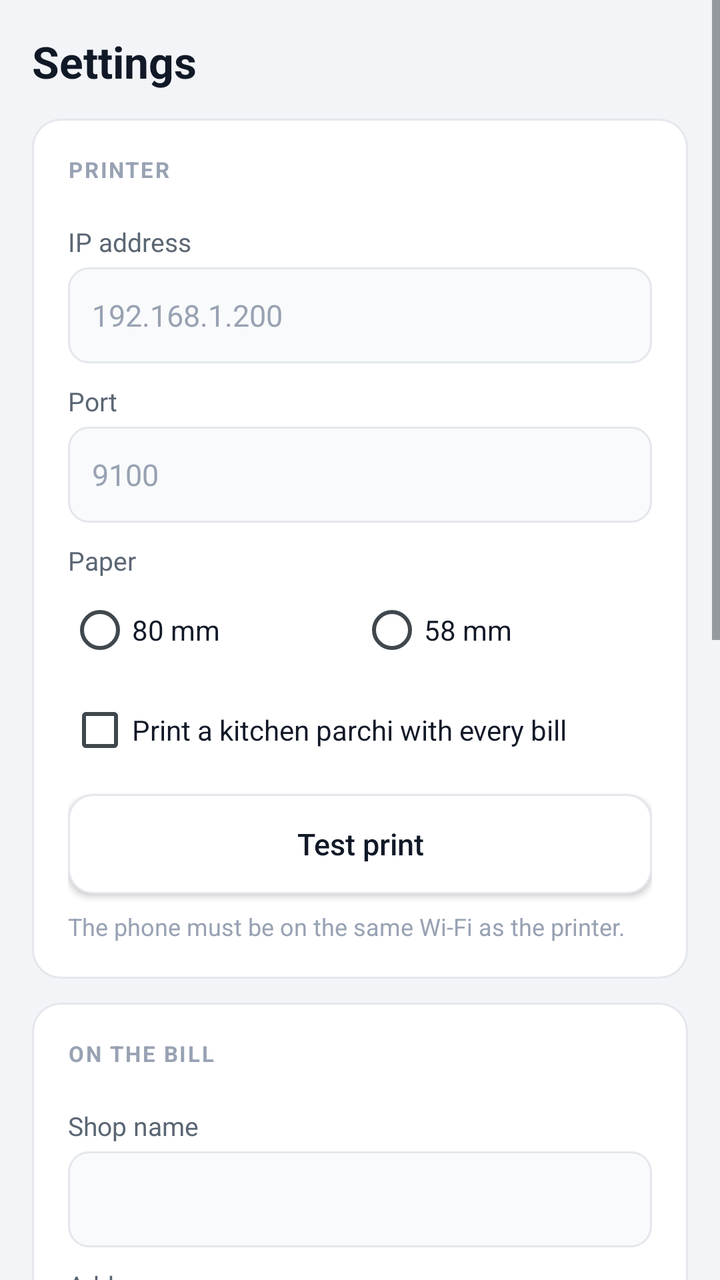
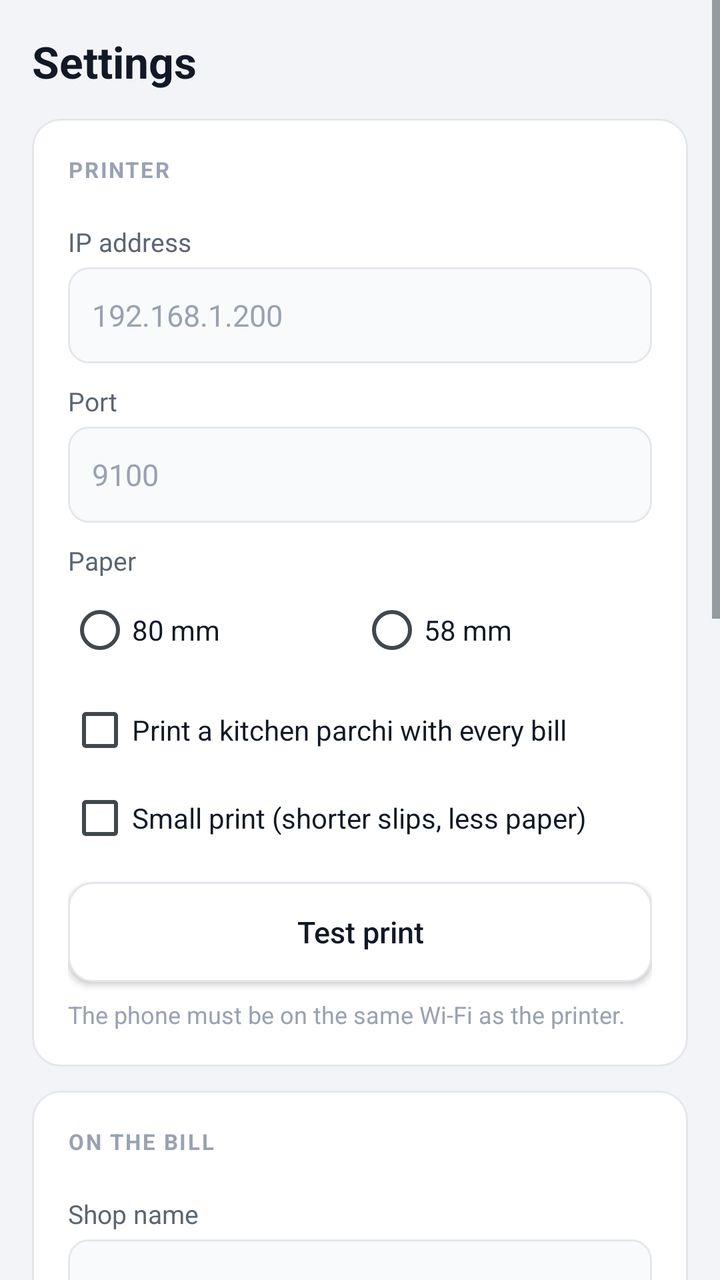

The first picture is an Android layout as it rendered before a commit; the second is the same layout after the commit. The layout source and the unified diff follow.
<!-- AndroidManifest.xml: application theme AppTheme -->
<!-- res/layout/activity_settings.xml -->
<?xml version="1.0" encoding="utf-8"?>
<ScrollView xmlns:android="http://schemas.android.com/apk/res/android"
    android:layout_width="match_parent"
    android:layout_height="match_parent"
    android:background="@color/bg"
    android:fillViewport="true">

    <LinearLayout
        android:layout_width="match_parent"
        android:layout_height="wrap_content"
        android:orientation="vertical"
        android:paddingStart="@dimen/side_padding"
        android:paddingEnd="@dimen/side_padding"
        android:paddingTop="16dp"
        android:paddingBottom="16dp">

        <TextView
            style="@style/PageTitle"
            android:text="@string/title_settings" />

        
        <LinearLayout
            android:layout_width="match_parent"
            android:layout_height="wrap_content"
            android:background="@drawable/card"
            android:orientation="vertical"
            android:padding="18dp">

            <TextView style="@style/SectionLabel" android:text="@string/section_printer" />

            <TextView style="@style/FieldLabel" android:text="@string/label_printer_ip" />

            <EditText
                android:id="@+id/printerIp"
                style="@style/Field"
                android:hint="192.168.1.200"
                android:importantForAutofill="no"
                android:inputType="text" />

            <TextView style="@style/FieldLabel" android:text="@string/label_printer_port" />

            <EditText
                android:id="@+id/printerPort"
                style="@style/Field"
                android:hint="9100"
                android:importantForAutofill="no"
                android:inputType="number" />

            <TextView style="@style/FieldLabel" android:text="@string/label_paper" />

            <RadioGroup
                android:id="@+id/paper"
                android:layout_width="match_parent"
                android:layout_height="wrap_content"
                android:orientation="horizontal">

                <RadioButton
                    android:id="@+id/paper80"
                    android:layout_width="0dp"
                    android:layout_height="44dp"
                    android:layout_weight="1"
                    android:text="@string/paper_80"
                    android:textColor="@color/ink" />

                <RadioButton
                    android:id="@+id/paper58"
                    android:layout_width="0dp"
                    android:layout_height="44dp"
                    android:layout_weight="1"
                    android:text="@string/paper_58"
                    android:textColor="@color/ink" />
            </RadioGroup>

            <CheckBox
                android:id="@+id/printParchi"
                android:layout_width="match_parent"
                android:layout_height="wrap_content"
                android:layout_marginTop="6dp"
                android:minHeight="44dp"
                android:text="@string/label_print_parchi"
                android:textColor="@color/ink"
                android:textSize="14sp" />

            <Button
                android:id="@+id/btnTest"
                android:layout_width="match_parent"
                android:layout_height="50dp"
                android:layout_marginTop="10dp"
                android:background="@drawable/btn_secondary"
                android:text="@string/btn_test"
                android:textAllCaps="false"
                android:textColor="@color/ink"
                android:textSize="15sp" />

            <TextView
                android:layout_width="match_parent"
                android:layout_height="wrap_content"
                android:layout_marginTop="8dp"
                android:text="@string/hint_test"
                android:textColor="@color/ink_faint"
                android:textSize="12sp" />
        </LinearLayout>

        
        <LinearLayout
            android:layout_width="match_parent"
            android:layout_height="wrap_content"
            android:layout_marginTop="12dp"
            android:background="@drawable/card"
            android:orientation="vertical"
            android:padding="18dp">

            <TextView style="@style/SectionLabel" android:text="@string/section_bill" />

            <TextView style="@style/FieldLabel" android:text="@string/label_shop_name" />
            <EditText
                android:id="@+id/shopName"
                style="@style/Field"
                android:importantForAutofill="no"
                android:inputType="textCapWords" />

            <TextView style="@style/FieldLabel" android:text="@string/label_address" />
            <EditText
                android:id="@+id/address"
                style="@style/Field"
                android:importantForAutofill="no"
                android:inputType="textPostalAddress|textCapWords" />

            <TextView style="@style/FieldLabel" android:text="@string/label_phone" />
            <EditText
                android:id="@+id/phone"
                style="@style/Field"
                android:importantForAutofill="no"
                android:inputType="phone" />

            <TextView style="@style/FieldLabel" android:text="@string/label_gstin" />
            <EditText
                android:id="@+id/gstin"
                style="@style/Field"
                android:importantForAutofill="no"
                android:inputType="textCapCharacters" />

            <TextView style="@style/FieldLabel" android:text="@string/label_footer" />
            <EditText
                android:id="@+id/footer"
                style="@style/Field"
                android:hint="@string/hint_footer"
                android:importantForAutofill="no"
                android:inputType="textCapSentences" />
        </LinearLayout>

        <Button
            android:id="@+id/btnSave"
            android:layout_width="match_parent"
            android:layout_height="52dp"
            android:layout_marginTop="12dp"
            android:background="@drawable/btn_primary"
            android:text="@string/btn_save"
            android:textAllCaps="false"
            android:textColor="#FFFFFF"
            android:textSize="15sp"
            android:textStyle="bold" />

        
        <LinearLayout
            android:layout_width="match_parent"
            android:layout_height="wrap_content"
            android:layout_marginTop="12dp"
            android:background="@drawable/card"
            android:orientation="vertical"
            android:padding="18dp">

            <TextView style="@style/SectionLabel" android:text="@string/label_activity" />

            <TextView
                android:id="@+id/logView"
                android:layout_width="match_parent"
                android:layout_height="wrap_content"
                android:fontFamily="monospace"
                android:maxLines="40"
                android:textColor="@color/ink_soft"
                android:textSize="11sp" />

            <Button
                android:id="@+id/btnCopyLog"
                android:layout_width="match_parent"
                android:layout_height="44dp"
                android:layout_marginTop="12dp"
                android:background="@drawable/btn_secondary"
                android:text="@string/btn_copy_log"
                android:textAllCaps="false"
                android:textColor="@color/ink"
                android:textSize="13sp" />
        </LinearLayout>

        <Button
            android:id="@+id/btnCheckUpdate"
            android:layout_width="match_parent"
            android:layout_height="46dp"
            android:layout_marginTop="12dp"
            android:background="@drawable/btn_secondary"
            android:text="@string/btn_check_update"
            android:textAllCaps="false"
            android:textColor="@color/ink"
            android:textSize="14sp" />

        <TextView
            android:id="@+id/versionText"
            android:layout_width="match_parent"
            android:layout_height="wrap_content"
            android:layout_marginTop="14dp"
            android:layout_marginBottom="8dp"
            android:gravity="center"
            android:textColor="@color/ink_faint"
            android:textSize="12sp" />
    </LinearLayout>
</ScrollView>
<!-- resources referenced by this layout -->
<resources>
  <color name="bg">#F2F4F7</color>
  <color name="ink">#111927</color>
  <color name="ink_faint">#98A2B3</color>
  <color name="ink_soft">#5B6673</color>
  <dimen name="side_padding">16dp</dimen>
  <!-- drawable card (drawable) -->
  <?xml version="1.0" encoding="utf-8"?>
  <shape xmlns:android="http://schemas.android.com/apk/res/android" android:shape="rectangle">
      <solid android:color="@color/card" />
      <corners android:radius="14dp" />
      <stroke android:width="1dp" android:color="@color/line" />
  </shape>
  <string name="btn_check_update">Check for updates</string>
  <string name="btn_copy_log">Copy log</string>
  <string name="btn_save">Save</string>
  <string name="btn_test">Test print</string>
  <string name="hint_footer">Thank you! Visit again.</string>
  <string name="hint_test">The phone must be on the same Wi-Fi as the printer.</string>
  <string name="label_activity">PRINT LOG</string>
  <string name="label_address">Address</string>
  <string name="label_footer">Footer line</string>
  <string name="label_gstin">GSTIN (optional)</string>
  <string name="label_paper">Paper</string>
  <string name="label_phone">Phone</string>
  <string name="label_print_parchi">Print a kitchen parchi with every bill</string>
  <string name="label_printer_ip">IP address</string>
  <string name="label_printer_port">Port</string>
  <string name="label_shop_name">Shop name</string>
  <string name="paper_58">58 mm</string>
  <string name="paper_80">80 mm</string>
  <string name="section_bill">ON THE BILL</string>
  <string name="section_printer">PRINTER</string>
  <string name="title_settings">Settings</string>
  <style name="FieldLabel">
          <item name="android:layout_width">match_parent</item>
          <item name="android:layout_height">wrap_content</item>
          <item name="android:textColor">@color/ink_soft</item>
          <item name="android:textSize">13sp</item>
          <item name="android:layout_marginTop">10dp</item>
          <item name="android:layout_marginBottom">4dp</item>
      </style>
  <style name="PageTitle">
          <item name="android:layout_width">match_parent</item>
          <item name="android:layout_height">wrap_content</item>
          <item name="android:layout_marginBottom">14dp</item>
          <item name="android:textColor">@color/ink</item>
          <item name="android:textSize">22sp</item>
          <item name="android:textStyle">bold</item>
      </style>
  <style name="SectionLabel">
          <item name="android:layout_width">match_parent</item>
          <item name="android:layout_height">wrap_content</item>
          <item name="android:textColor">@color/ink_faint</item>
          <item name="android:textSize">11sp</item>
          <item name="android:textStyle">bold</item>
          <item name="android:letterSpacing">0.08</item>
          <item name="android:layout_marginBottom">10dp</item>
      </style>
  <style name="AppTheme" parent="@android:style/Theme.DeviceDefault.Light.NoActionBar">
          <item name="android:windowBackground">@color/bg</item>
      </style>
  <color name="accent_pressed">#1558B0</color>
  <color name="accent">#1B6FE0</color>
  <color name="field_fill">#F9FAFB</color>
  <color name="line">#E4E7EC</color>
  <color name="card">#FFFFFF</color>
  <!-- drawable field (drawable) -->
  <?xml version="1.0" encoding="utf-8"?>
  <shape xmlns:android="http://schemas.android.com/apk/res/android" android:shape="rectangle">
      <solid android:color="@color/field_fill" />
      <corners android:radius="10dp" />
      <stroke android:width="1dp" android:color="@color/line" />
  </shape>
  <!-- unchanged entries left out for length: 3 -->
</resources>

<!-- the commit's change to res/layout/activity_settings.xml (unified diff, before → after) -->
@@ -81,6 +81,15 @@
                 android:textColor="@color/ink"
                 android:textSize="14sp" />
 
+            <CheckBox
+                android:id="@+id/smallPrint"
+                android:layout_width="match_parent"
+                android:layout_height="wrap_content"
+                android:minHeight="44dp"
+                android:text="@string/label_small_print"
+                android:textColor="@color/ink"
+                android:textSize="14sp" />
+
             <Button
                 android:id="@+id/btnTest"
                 android:layout_width="match_parent"
<!-- resource entries referenced after the edit -->
@@ -28,6 +28,7 @@
   <string name="label_printer_ip">IP address</string>
   <string name="label_printer_port">Port</string>
   <string name="label_shop_name">Shop name</string>
+  <string name="label_small_print">Small print (shorter slips, less paper)</string>
   <string name="paper_58">58 mm</string>
   <string name="paper_80">80 mm</string>
   <string name="section_bill">ON THE BILL</string>
